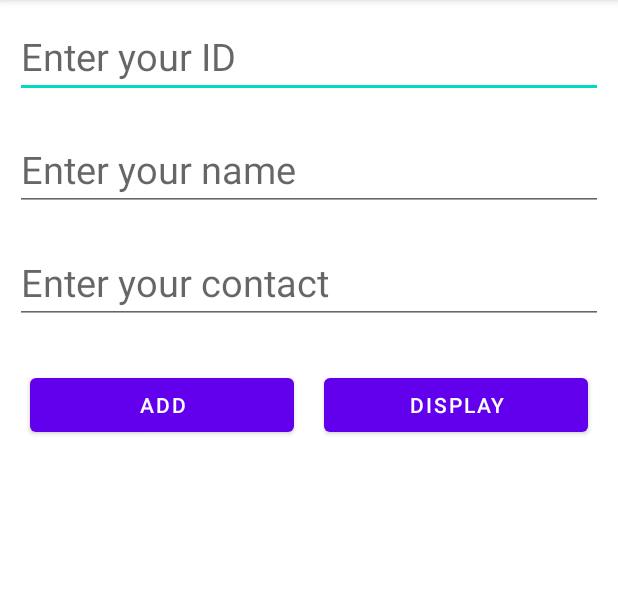
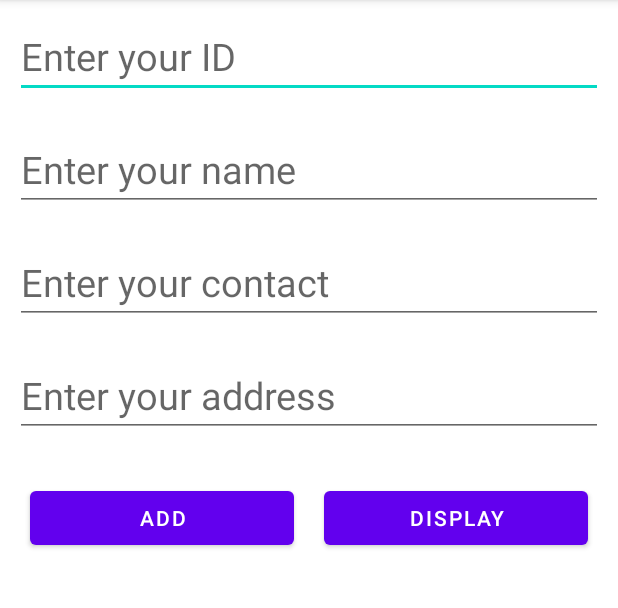
Before and after one commit to saksham0302/AndroidAppDevelopment226, an Android app: the screen it shows after launch (RoomDatabaseExample), on a phone screen of 412 x 824 dp, the part 84-692 px from its top. Run offline under Robolectric (Android 15) with nearby library versions, the light colour scheme and no system bars; our stand-ins replace Room's generated code.

Commit message:
Update and delete in room database

```diff
--- a/app/src/main/java/com/example/cse226_notes/unit_4/RoomDatabaseAdapter.kt
+++ b/app/src/main/java/com/example/cse226_notes/unit_4/RoomDatabaseAdapter.kt
@@ -22,11 +22,13 @@ class RoomDatabaseAdapter(
         val name: TextView = view.findViewById(R.id.nameListItem)
         val id: TextView = view.findViewById(R.id.idListItem)
         val contact: TextView = view.findViewById(R.id.noListItem)
+        val address: TextView = view.findViewById(R.id.addressListItem)
 
         val mItem: RoomDatabaseContact = items[position]
         name.text = mItem.name
-        contact.text = mItem.phone.toString()
+        contact.text = mItem.phone
         id.text = mItem.id.toString()
+        address.text = mItem.address
 
         return view
     }
--- a/app/src/main/java/com/example/cse226_notes/unit_4/RoomDatabaseContact.kt
+++ b/app/src/main/java/com/example/cse226_notes/unit_4/RoomDatabaseContact.kt
@@ -10,4 +10,5 @@ data class RoomDatabaseContact(
     val id: Long,
     val name: String,
     val phone: String,
+    val address: String,
 )
--- a/app/src/main/res/layout/activity_room_database_example.xml
+++ b/app/src/main/res/layout/activity_room_database_example.xml
@@ -36,6 +36,15 @@
         android:maxLength="10"
         android:textSize="25sp" />
 
+    <EditText
+        android:id="@+id/address"
+        android:layout_width="match_parent"
+        android:layout_height="wrap_content"
+        android:layout_margin="10dp"
+        android:hint="Enter your address"
+        android:inputType="textPersonName"
+        android:textSize="25sp" />
+
     <LinearLayout
         android:layout_width="match_parent"
         android:layout_height="wrap_content"
```
Also changed, not shown: app/src/main/java/com/example/cse226_notes/unit_4/RoomDatabaseExample.kt (+35 -6 lines), app/src/main/res/layout/custom_list_view_room_database.xml (+7 -0 lines).
